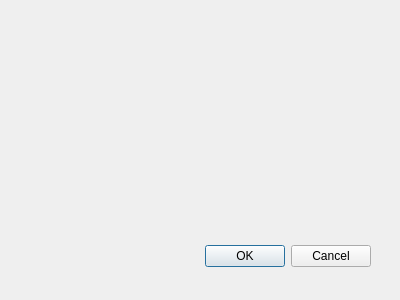
Old version of the form new_empty_shape_file_dialog_base.ui in the repository Kritim-123/QGIS-Extension.
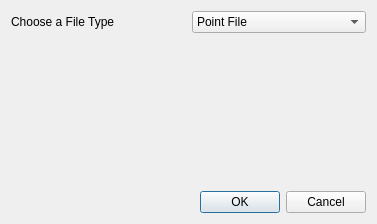
New version of the form.

Commit message: Made UI design. User will be given comboBox to choose either point File or Polygen File

Patch:
```diff
--- a/new_empty_shape_file_dialog_base.ui
+++ b/new_empty_shape_file_dialog_base.ui
@@ -1,33 +1,88 @@
 <ui version="4.0" >
  <class>CreateNewEmptySpeciesShapeFileDialogBase</class>
- <widget class="QDialog" name="CreateNewEmptySpeciesShapeFileDialogBase" >
-  <property name="geometry" >
+ <widget class="QDialog" name="CreateNewEmptySpeciesShapeFileDialogBase">
+  <property name="geometry">
    <rect>
     <x>0</x>
     <y>0</y>
-    <width>400</width>
-    <height>300</height>
+    <width>377</width>
+    <height>224</height>
    </rect>
   </property>
   <property name="windowTitle" >
    <string>CNESSF</string>
   </property>
-  <widget class="QDialogButtonBox" name="button_box" >
-   <property name="geometry" >
-    <rect>
-     <x>30</x>
-     <y>240</y>
-     <width>341</width>
-     <height>32</height>
-    </rect>
-   </property>
-   <property name="orientation" >
-    <enum>Qt::Horizontal</enum>
-   </property>
-   <property name="standardButtons" >
-    <set>QDialogButtonBox::Cancel|QDialogButtonBox::Ok</set>
-   </property>
-  </widget>
+  <layout class="QGridLayout" name="gridLayout_2">
+   <item row="0" column="0">
+    <layout class="QGridLayout" name="gridLayout">
+     <item row="1" column="0">
+      <spacer name="verticalSpacer">
+       <property name="orientation">
+        <enum>Qt::Vertical</enum>
+       </property>
+       <property name="sizeHint" stdset="0">
+        <size>
+         <width>20</width>
+         <height>40</height>
+        </size>
+       </property>
+      </spacer>
+     </item>
+     <item row="2" column="0">
+      <layout class="QHBoxLayout" name="horizontalLayout_2">
+       <item>
+        <spacer name="horizontalSpacer">
+         <property name="orientation">
+          <enum>Qt::Horizontal</enum>
+         </property>
+         <property name="sizeHint" stdset="0">
+          <size>
+           <width>100</width>
+           <height>13</height>
+          </size>
+         </property>
+        </spacer>
+       </item>
+       <item>
+        <widget class="QDialogButtonBox" name="button_box">
+         <property name="orientation">
+          <enum>Qt::Horizontal</enum>
+         </property>
+         <property name="standardButtons">
+          <set>QDialogButtonBox::Cancel|QDialogButtonBox::Ok</set>
+         </property>
+        </widget>
+       </item>
+      </layout>
+     </item>
+     <item row="0" column="0">
+      <layout class="QHBoxLayout" name="horizontalLayout">
+       <item>
+        <widget class="QLabel" name="label">
+         <property name="text">
+          <string>Choose a File Type</string>
+         </property>
+        </widget>
+       </item>
+       <item>
+        <widget class="QComboBox" name="comboBox">
+         <item>
+          <property name="text">
+           <string>Point File</string>
+          </property>
+         </item>
+         <item>
+          <property name="text">
+           <string>Polygen File</string>
+          </property>
+         </item>
+        </widget>
+       </item>
+      </layout>
+     </item>
+    </layout>
+   </item>
+  </layout>
  </widget>
  <resources/>
  <connections>
```
Left out of the diff: 29 changed lines with no effect on the pictures.
